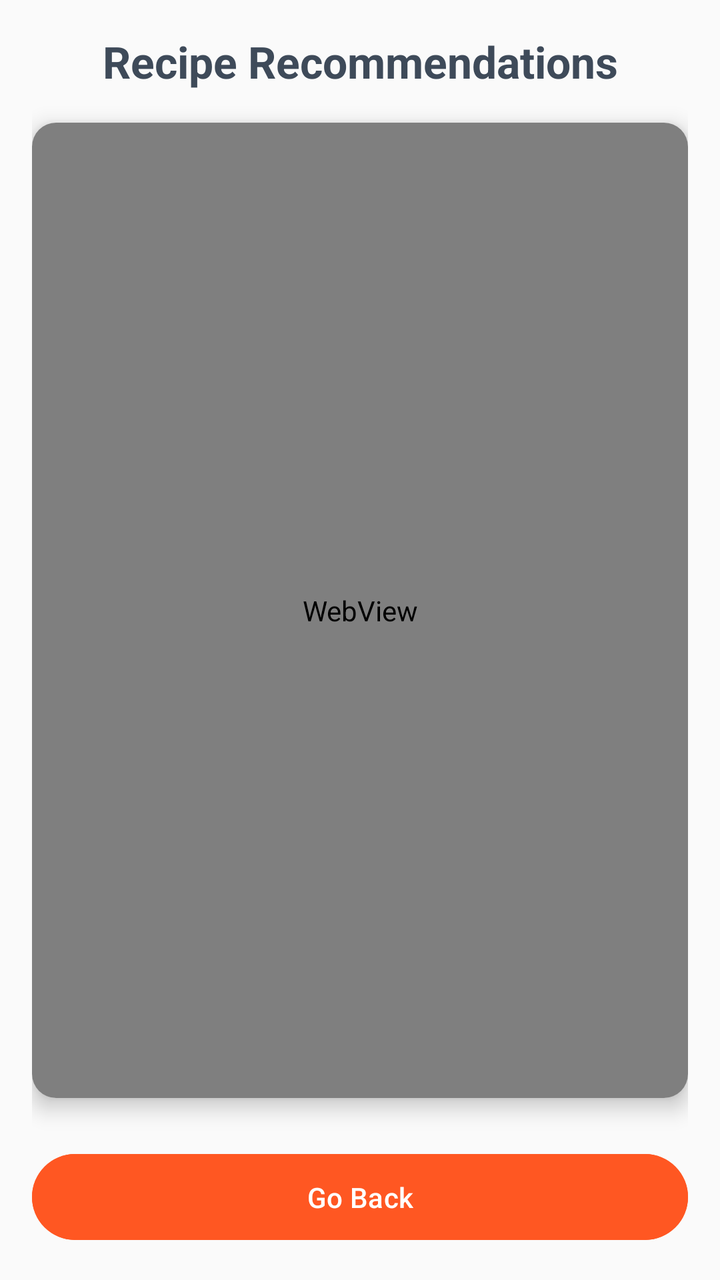
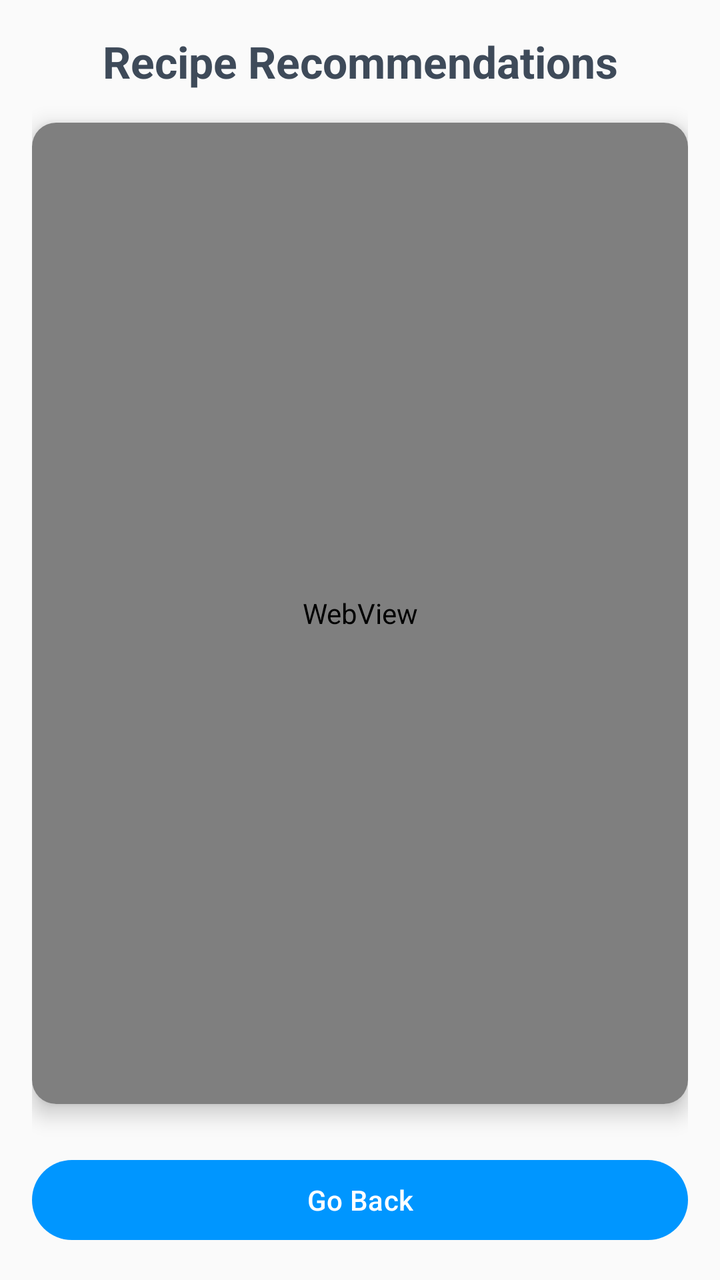

The first picture is an Android layout as it rendered before a commit; the second is the same layout after the commit. The layout source and the unified diff follow.
<!-- AndroidManifest.xml: application theme Theme.Objectscanner -->
<!-- res/layout/activity_recipe_recommendation.xml -->
<?xml version="1.0" encoding="utf-8"?>
<LinearLayout xmlns:android="http://schemas.android.com/apk/res/android"
    android:layout_width="match_parent"
    android:layout_height="match_parent"
    xmlns:app="http://schemas.android.com/apk/res-auto"
    android:orientation="vertical"
    android:background="@color/background_color"
    android:padding="16dp">

    
    <TextView
        android:id="@+id/recommendationsTextView"
        android:layout_width="match_parent"
        android:layout_height="wrap_content"
        android:text="Recipe Recommendations"
        android:textSize="22sp"
        android:textStyle="bold"
        android:gravity="center"
        android:paddingBottom="16dp"
        android:textColor="@color/primary_text_color" />

    
    <androidx.cardview.widget.CardView
        android:layout_width="match_parent"
        android:layout_height="0dp"
        android:layout_weight="1"
        android:layout_marginBottom="16dp"
        app:cardCornerRadius="12dp"
        app:cardElevation="6dp"
        android:background="@color/card_background">

        <WebView
            android:id="@+id/webView"
            android:layout_width="match_parent"
            android:layout_height="match_parent"
            android:scrollbars="vertical"
            android:background="@android:color/white" />
    </androidx.cardview.widget.CardView>

    
    <Button
        android:id="@+id/goBackBtn"
        android:layout_width="match_parent"
        android:layout_height="wrap_content"
        android:text="Go Back"
        android:layout_marginTop="8dp"
        android:padding="12dp"
        android:backgroundTint="@color/button_background"
        android:textColor="@android:color/white"
        android:fontFamily="sans-serif-medium"
        android:elevation="4dp" />

</LinearLayout>
<!-- resources referenced by this layout -->
<resources>
  <color name="background_color">#FAFAFA</color>
  <color name="button_background">#FF5722</color>
  <color name="card_background">#FFFFFF</color>
  <color name="primary_text_color">#3E4A59</color>
  <style name="Theme.Objectscanner" parent="Base.Theme.Objectscanner" />
  <style name="Base.Theme.Objectscanner" parent="Theme.Material3.DayNight.NoActionBar">
          
          <item name="colorPrimary">@color/blue</item>
          <item name="colorPrimaryVariant">@color/blue</item>
          <item name="android:statusBarColor">@color/blue</item>
      </style>
  <color name="blue">#0096ff</color>
  
      //after my update
</resources>

<!-- the commit's change to res/layout/activity_recipe_recommendation.xml (unified diff, before → after) -->
@@ -43,11 +43,6 @@
         android:layout_width="match_parent"
         android:layout_height="wrap_content"
         android:text="Go Back"
-        android:layout_marginTop="8dp"
-        android:padding="12dp"
-        android:backgroundTint="@color/button_background"
-        android:textColor="@android:color/white"
-        android:fontFamily="sans-serif-medium"
-        android:elevation="4dp" />
+        android:layout_marginTop="8dp" />
 
 </LinearLayout>
<!-- resource entries referenced after the edit -->
@@ -1,7 +1,6 @@
 <!-- resources referenced by this layout -->
 <resources>
   <color name="background_color">#FAFAFA</color>
-  <color name="button_background">#FF5722</color>
   <color name="card_background">#FFFFFF</color>
   <color name="primary_text_color">#3E4A59</color>
   <style name="Theme.Objectscanner" parent="Base.Theme.Objectscanner" />
